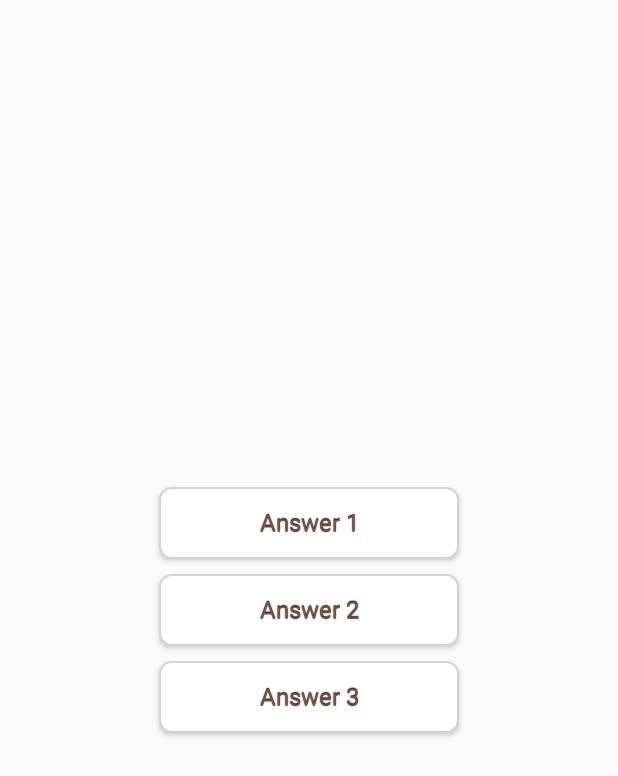
After one commit to ntholi/sesothotrivia, an Android app: the layout fragment_three_answers.xml on its own in the app's theme, with its tools: preview values and no code run, on a phone screen of 412 x 824 dp. The commit adds this screen. Shown: the top 776 px of the screen. Run offline under Robolectric (Android 15) with nearby library versions, the phone set to English and light mode, and no system bars; Roboto replaces fonts that are not available here.

Commit message:
display possible answers on the game play screen

```diff
--- a/app/src/main/java/com/nalaneholdings/sesothotrivia/model/bean/Question.java
+++ b/app/src/main/java/com/nalaneholdings/sesothotrivia/model/bean/Question.java
@@ -83,6 +83,6 @@ public class Question {
 
     public boolean isMultipleChoice() {
         return (possibleAnswers != null) &&
-                (possibleAnswers.size() > 1);
+                (possibleAnswers.size() > 2);
     }
 }
--- /dev/null
+++ b/app/src/main/res/layout/fragment_three_answers.xml
@@ -0,0 +1,36 @@
+<LinearLayout xmlns:android="http://schemas.android.com/apk/res/android"
+    xmlns:tools="http://schemas.android.com/tools"
+    android:layout_width="match_parent"
+    android:layout_height="match_parent"
+    android:orientation="vertical"
+    android:gravity="center_horizontal|center_vertical"
+    tools:context="com.nalaneholdings.sesothotrivia.ThreeAnswersFragment">
+
+    <Button
+        android:layout_width="200dp"
+        android:layout_height="wrap_content"
+        android:id="@+id/answer_1"
+        android:textColor="@color/colorPrimary"
+        android:layout_marginBottom="10dp"
+        tools:text="Answer 1"
+        style="@style/button"/>
+
+    <Button
+        android:layout_width="200dp"
+        android:layout_height="wrap_content"
+        android:id="@+id/answer_2"
+        android:textColor="@color/colorPrimary"
+        android:layout_marginBottom="10dp"
+        tools:text="Answer 2"
+        style="@style/button"/>
+
+    <Button
+        android:layout_width="200dp"
+        android:layout_height="wrap_content"
+        android:id="@+id/answer_3"
+        android:textColor="@color/colorPrimary"
+        android:layout_marginBottom="10dp"
+        tools:text="Answer 3"
+        style="@style/button"/>
+
+</LinearLayout>
```
Also changed, not shown: app/src/main/java/com/nalaneholdings/sesothotrivia/AnswerFragment.java (renamed from app/src/main/java/com/nalaneholdings/sesothotrivia/QuestionFragment.java, +9 -3 lines), app/src/main/java/com/nalaneholdings/sesothotrivia/FourQuestionsFragment.java (deleted, +0 -29 lines), app/src/main/java/com/nalaneholdings/sesothotrivia/GamePlayActivity.java (+11 -3 lines), app/src/main/java/com/nalaneholdings/sesothotrivia/ThreeAnswersFragment.java (added, +41 -0 lines), app/src/main/java/com/nalaneholdings/sesothotrivia/TwoAnswersFragment.java (added, +44 -0 lines), app/src/main/java/com/nalaneholdings/sesothotrivia/TwoQuestionsFragment.java (deleted, +0 -29 lines), app/src/main/res/layout/activity_game_play.xml (+8 -5 lines), app/src/main/res/layout/fragment_four_questions.xml (deleted, +0 -13 lines), app/src/main/res/layout/fragment_two_answers.xml (added, +28 -0 lines), app/src/main/res/layout/fragment_two_questions.xml (deleted, +0 -13 lines).
